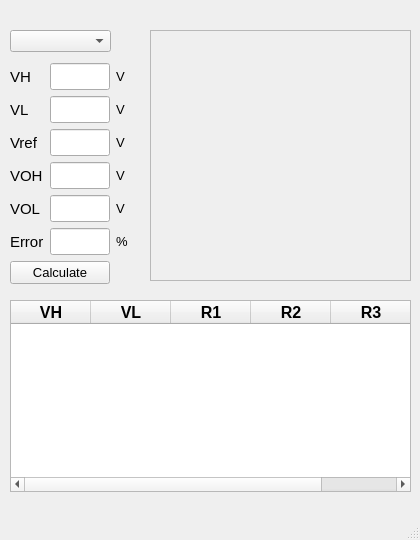
Above: main.ui from MasoudHD/Electron before the change. Below: the same form after it.
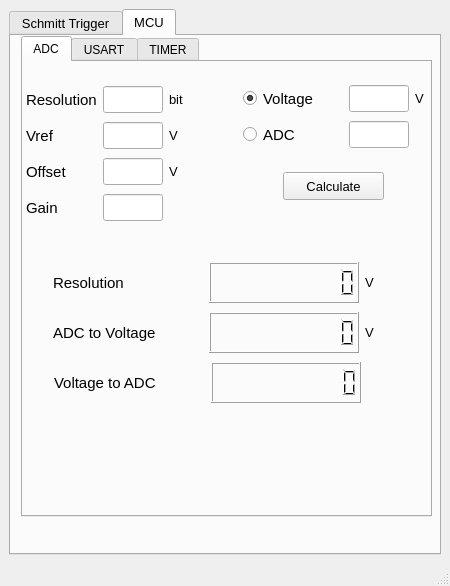
That is the form after the change. The open tabs and pages were chosen to show the change.

Commit message: 20230310-1930 | Add tabs, MCU, and ADC

```diff
--- a/main.ui
+++ b/main.ui
@@ -9,8 +9,8 @@
    <rect>
     <x>0</x>
     <y>0</y>
-    <width>420</width>
-    <height>540</height>
+    <width>450</width>
+    <height>586</height>
    </rect>
   </property>
   <property name="windowTitle">
@@ -20,13 +20,43 @@
    <bool>false</bool>
   </property>
   <widget class="QWidget" name="centralwidget">
+   <layout class="QGridLayout" name="gridLayout_6">
+    <item row="0" column="0">
+     <widget class="QTabWidget" name="tabWidget">
+      <property name="font">
+       <font>
+        <pointsize>10</pointsize>
+       </font>
+      </property>
+      <property name="currentIndex">
+       <number>0</number>
+      </property>
+      <widget class="QWidget" name="tab">
+       <attribute name="title">
+        <string>Schmitt Trigger</string>
+       </attribute>
+       <widget class="QComboBox" name="cbStandards">
+        <property name="geometry">
+         <rect>
+          <x>10</x>
+          <y>10</y>
+          <width>107</width>
+          <height>22</height>
+         </rect>
+        </property>
+        <property name="font">
+         <font>
+          <pointsize>10</pointsize>
+         </font>
+        </property>
+       </widget>
    <widget class="QTableWidget" name="tableWidget">
     <property name="geometry">
      <rect>
       <x>10</x>
-      <y>300</y>
-      <width>401</width>
-      <height>192</height>
+          <y>281</y>
+          <width>411</width>
+          <height>211</height>
      </rect>
     </property>
     <property name="frameShape">
@@ -129,50 +159,19 @@
      </property>
     </column>
    </widget>
-   <widget class="QLabel" name="lblImg">
-    <property name="geometry">
-     <rect>
-      <x>150</x>
-      <y>30</y>
-      <width>261</width>
-      <height>251</height>
-     </rect>
-    </property>
-    <property name="frameShape">
-     <enum>QFrame::StyledPanel</enum>
-    </property>
-    <property name="text">
-     <string/>
-    </property>
-    <property name="scaledContents">
-     <bool>true</bool>
-    </property>
-   </widget>
-   <widget class="QComboBox" name="cbStandards">
-    <property name="geometry">
-     <rect>
-      <x>10</x>
-      <y>30</y>
-      <width>101</width>
-      <height>22</height>
-     </rect>
-    </property>
-    <property name="font">
-     <font>
-      <pointsize>10</pointsize>
-     </font>
-    </property>
-   </widget>
    <widget class="QWidget" name="layoutWidget">
     <property name="geometry">
      <rect>
       <x>10</x>
-      <y>63</y>
+          <y>40</y>
       <width>131</width>
       <height>222</height>
      </rect>
     </property>
     <layout class="QGridLayout" name="gridLayout">
+         <property name="sizeConstraint">
+          <enum>QLayout::SetFixedSize</enum>
+         </property>
      <item row="0" column="0">
       <widget class="QLabel" name="label">
        <property name="maximumSize">
@@ -483,6 +482,644 @@
      </item>
     </layout>
    </widget>
+       <widget class="QLabel" name="lblImg">
+        <property name="geometry">
+         <rect>
+          <x>160</x>
+          <y>10</y>
+          <width>261</width>
+          <height>261</height>
+         </rect>
+        </property>
+        <property name="frameShape">
+         <enum>QFrame::StyledPanel</enum>
+        </property>
+        <property name="text">
+         <string/>
+        </property>
+        <property name="scaledContents">
+         <bool>true</bool>
+        </property>
+        <property name="alignment">
+         <set>Qt::AlignCenter</set>
+        </property>
+       </widget>
+      </widget>
+      <widget class="QWidget" name="tab_2">
+       <attribute name="title">
+        <string>MCU</string>
+       </attribute>
+       <widget class="QTabWidget" name="tabWidget_2">
+        <property name="geometry">
+         <rect>
+          <x>10</x>
+          <y>0</y>
+          <width>411</width>
+          <height>481</height>
+         </rect>
+        </property>
+        <property name="sizePolicy">
+         <sizepolicy hsizetype="Expanding" vsizetype="Expanding">
+          <horstretch>0</horstretch>
+          <verstretch>0</verstretch>
+         </sizepolicy>
+        </property>
+        <property name="font">
+         <font>
+          <pointsize>9</pointsize>
+         </font>
+        </property>
+        <property name="currentIndex">
+         <number>0</number>
+        </property>
+        <widget class="QWidget" name="tab_3">
+         <property name="font">
+          <font>
+           <pointsize>14</pointsize>
+          </font>
+         </property>
+         <attribute name="title">
+          <string>ADC</string>
+         </attribute>
+         <widget class="QPushButton" name="btnAdcCalculate">
+          <property name="geometry">
+           <rect>
+            <x>260</x>
+            <y>110</y>
+            <width>101</width>
+            <height>28</height>
+           </rect>
+          </property>
+          <property name="font">
+           <font>
+            <pointsize>10</pointsize>
+           </font>
+          </property>
+          <property name="contextMenuPolicy">
+           <enum>Qt::DefaultContextMenu</enum>
+          </property>
+          <property name="text">
+           <string>Calculate</string>
+          </property>
+         </widget>
+         <widget class="QWidget" name="">
+          <property name="geometry">
+           <rect>
+            <x>30</x>
+            <y>200</y>
+            <width>321</width>
+            <height>41</height>
+           </rect>
+          </property>
+          <layout class="QGridLayout" name="gridLayout_3">
+           <item row="0" column="0">
+            <widget class="QLabel" name="label_22">
+             <property name="font">
+              <font>
+               <pointsize>11</pointsize>
+              </font>
+             </property>
+             <property name="text">
+              <string>Resolution</string>
+             </property>
+            </widget>
+           </item>
+           <item row="0" column="1">
+            <widget class="QLCDNumber" name="lcdReolution">
+             <property name="lineWidth">
+              <number>1</number>
+             </property>
+             <property name="digitCount">
+              <number>10</number>
+             </property>
+             <property name="segmentStyle">
+              <enum>QLCDNumber::Filled</enum>
+             </property>
+            </widget>
+           </item>
+           <item row="0" column="2">
+            <widget class="QLabel" name="label_25">
+             <property name="sizePolicy">
+              <sizepolicy hsizetype="Fixed" vsizetype="Preferred">
+               <horstretch>0</horstretch>
+               <verstretch>0</verstretch>
+              </sizepolicy>
+             </property>
+             <property name="font">
+              <font>
+               <pointsize>10</pointsize>
+              </font>
+             </property>
+             <property name="text">
+              <string>V</string>
+             </property>
+            </widget>
+           </item>
+          </layout>
+         </widget>
+         <widget class="QWidget" name="">
+          <property name="geometry">
+           <rect>
+            <x>30</x>
+            <y>250</y>
+            <width>321</width>
+            <height>41</height>
+           </rect>
+          </property>
+          <layout class="QGridLayout" name="gridLayout_4">
+           <item row="0" column="0">
+            <widget class="QLabel" name="label_27">
+             <property name="font">
+              <font>
+               <pointsize>11</pointsize>
+              </font>
+             </property>
+             <property name="text">
+              <string>ADC to Voltage</string>
+             </property>
+            </widget>
+           </item>
+           <item row="0" column="1">
+            <widget class="QLCDNumber" name="lcdVoltage">
+             <property name="styleSheet">
+              <string notr="true">QLCDNumber:disabled {
+ color:#010101;
+background-color:#555555;
+}</string>
+             </property>
+             <property name="digitCount">
+              <number>10</number>
+             </property>
+            </widget>
+           </item>
+           <item row="0" column="2">
+            <widget class="QLabel" name="label_26">
+             <property name="sizePolicy">
+              <sizepolicy hsizetype="Fixed" vsizetype="Preferred">
+               <horstretch>0</horstretch>
+               <verstretch>0</verstretch>
+              </sizepolicy>
+             </property>
+             <property name="font">
+              <font>
+               <pointsize>10</pointsize>
+              </font>
+             </property>
+             <property name="text">
+              <string>V</string>
+             </property>
+            </widget>
+           </item>
+          </layout>
+         </widget>
+         <widget class="QWidget" name="">
+          <property name="geometry">
+           <rect>
+            <x>31</x>
+            <y>300</y>
+            <width>321</width>
+            <height>41</height>
+           </rect>
+          </property>
+          <layout class="QGridLayout" name="gridLayout_5">
+           <item row="0" column="0">
+            <widget class="QLabel" name="label_24">
+             <property name="font">
+              <font>
+               <pointsize>11</pointsize>
+              </font>
+             </property>
+             <property name="text">
+              <string>Voltage to ADC</string>
+             </property>
+            </widget>
+           </item>
+           <item row="0" column="1">
+            <widget class="QLCDNumber" name="lcdAdc">
+             <property name="styleSheet">
+              <string notr="true">QLCDNumber:disabled {
+ color:#010101;
+background-color:#555555;
+}</string>
+             </property>
+             <property name="digitCount">
+              <number>10</number>
+             </property>
+            </widget>
+           </item>
+           <item row="0" column="2">
+            <widget class="QLabel" name="label_28">
+             <property name="sizePolicy">
+              <sizepolicy hsizetype="Maximum" vsizetype="Preferred">
+               <horstretch>0</horstretch>
+               <verstretch>0</verstretch>
+              </sizepolicy>
+             </property>
+             <property name="font">
+              <font>
+               <pointsize>10</pointsize>
+              </font>
+             </property>
+             <property name="text">
+              <string>  </string>
+             </property>
+            </widget>
+           </item>
+          </layout>
+         </widget>
+         <widget class="QWidget" name="">
+          <property name="geometry">
+           <rect>
+            <x>3</x>
+            <y>21</y>
+            <width>177</width>
+            <height>143</height>
+           </rect>
+          </property>
+          <layout class="QGridLayout" name="gridLayout_2">
+           <item row="0" column="0">
+            <widget class="QLabel" name="label_13">
+             <property name="enabled">
+              <bool>true</bool>
+             </property>
+             <property name="maximumSize">
+              <size>
+               <width>100</width>
+               <height>16777215</height>
+              </size>
+             </property>
+             <property name="font">
+              <font>
+               <pointsize>11</pointsize>
+              </font>
+             </property>
+             <property name="text">
+              <string>Resolution</string>
+             </property>
+            </widget>
+           </item>
+           <item row="0" column="1">
+            <widget class="QLineEdit" name="etAdcResolution">
+             <property name="sizePolicy">
+              <sizepolicy hsizetype="Preferred" vsizetype="Fixed">
+               <horstretch>0</horstretch>
+               <verstretch>0</verstretch>
+              </sizepolicy>
+             </property>
+             <property name="maximumSize">
+              <size>
+               <width>60</width>
+               <height>16777215</height>
+              </size>
+             </property>
+             <property name="font">
+              <font>
+               <pointsize>12</pointsize>
+              </font>
+             </property>
+             <property name="text">
+              <string/>
+             </property>
+            </widget>
+           </item>
+           <item row="0" column="2">
+            <widget class="QLabel" name="label_14">
+             <property name="font">
+              <font>
+               <pointsize>10</pointsize>
+              </font>
+             </property>
+             <property name="text">
+              <string>bit</string>
+             </property>
+            </widget>
+           </item>
+           <item row="1" column="0">
+            <widget class="QLabel" name="label_15">
+             <property name="enabled">
+              <bool>true</bool>
+             </property>
+             <property name="maximumSize">
+              <size>
+               <width>100</width>
+               <height>16777215</height>
+              </size>
+             </property>
+             <property name="font">
+              <font>
+               <pointsize>11</pointsize>
+              </font>
+             </property>
+             <property name="text">
+              <string>Vref</string>
+             </property>
+            </widget>
+           </item>
+           <item row="1" column="1">
+            <widget class="QLineEdit" name="etAdcVref">
+             <property name="sizePolicy">
+              <sizepolicy hsizetype="Preferred" vsizetype="Fixed">
+               <horstretch>0</horstretch>
+               <verstretch>0</verstretch>
+              </sizepolicy>
+             </property>
+             <property name="maximumSize">
+              <size>
+               <width>60</width>
+               <height>16777215</height>
+              </size>
+             </property>
+             <property name="font">
+              <font>
+               <pointsize>12</pointsize>
+              </font>
+             </property>
+             <property name="text">
+              <string/>
+             </property>
+            </widget>
+           </item>
+           <item row="1" column="2">
+            <widget class="QLabel" name="label_16">
+             <property name="font">
+              <font>
+               <pointsize>10</pointsize>
+              </font>
+             </property>
+             <property name="text">
+              <string>V</string>
+             </property>
+            </widget>
+           </item>
+           <item row="2" column="0">
+            <widget class="QLabel" name="label_17">
+             <property name="enabled">
+              <bool>true</bool>
+             </property>
+             <property name="maximumSize">
+              <size>
+               <width>100</width>
+               <height>16777215</height>
+              </size>
+             </property>
+             <property name="font">
+              <font>
+               <pointsize>11</pointsize>
+              </font>
+             </property>
+             <property name="text">
+              <string>Offset</string>
+             </property>
+            </widget>
+           </item>
+           <item row="2" column="1">
+            <widget class="QLineEdit" name="etAdcOffset">
+             <property name="sizePolicy">
+              <sizepolicy hsizetype="Preferred" vsizetype="Fixed">
+               <horstretch>0</horstretch>
+               <verstretch>0</verstretch>
+              </sizepolicy>
+             </property>
+             <property name="maximumSize">
+              <size>
+               <width>60</width>
+               <height>16777215</height>
+              </size>
+             </property>
+             <property name="font">
+              <font>
+               <pointsize>12</pointsize>
+              </font>
+             </property>
+             <property name="text">
+              <string/>
+             </property>
+            </widget>
+           </item>
+           <item row="2" column="2">
+            <widget class="QLabel" name="label_19">
+             <property name="font">
+              <font>
+               <pointsize>10</pointsize>
+              </font>
+             </property>
+             <property name="text">
+              <string>V</string>
+             </property>
+            </widget>
+           </item>
+           <item row="3" column="0">
+            <widget class="QLabel" name="label_18">
+             <property name="enabled">
+              <bool>true</bool>
+             </property>
+             <property name="maximumSize">
+              <size>
+               <width>100</width>
+               <height>16777215</height>
+              </size>
+             </property>
+             <property name="font">
+              <font>
+               <pointsize>11</pointsize>
+              </font>
+             </property>
+             <property name="text">
+              <string>Gain</string>
+             </property>
+            </widget>
+           </item>
+           <item row="3" column="1">
+            <widget class="QLineEdit" name="etAdcGain">
+             <property name="sizePolicy">
+              <sizepolicy hsizetype="Preferred" vsizetype="Fixed">
+               <horstretch>0</horstretch>
+               <verstretch>0</verstretch>
+              </sizepolicy>
+             </property>
+             <property name="maximumSize">
+              <size>
+               <width>60</width>
+               <height>16777215</height>
+              </size>
+             </property>
+             <property name="font">
+              <font>
+               <pointsize>12</pointsize>
+              </font>
+             </property>
+             <property name="text">
+              <string/>
+             </property>
+            </widget>
+           </item>
+          </layout>
+         </widget>
+         <widget class="QWidget" name="">
+          <property name="geometry">
+           <rect>
+            <x>220</x>
+            <y>20</y>
+            <width>181</width>
+            <height>71</height>
+           </rect>
+          </property>
+          <layout class="QGridLayout" name="gridLayout_7">
+           <item row="0" column="0">
+            <widget class="QRadioButton" name="rbVoltage">
+             <property name="sizePolicy">
+              <sizepolicy hsizetype="Fixed" vsizetype="Fixed">
+               <horstretch>0</horstretch>
+               <verstretch>0</verstretch>
+              </sizepolicy>
+             </property>
+             <property name="text">
+              <string/>
+             </property>
+             <property name="checked">
+              <bool>true</bool>
+             </property>
+            </widget>
+           </item>
+           <item row="1" column="2">
+            <widget class="QLineEdit" name="etAdcAdc">
+             <property name="sizePolicy">
+              <sizepolicy hsizetype="Preferred" vsizetype="Fixed">
+               <horstretch>0</horstretch>
+               <verstretch>0</verstretch>
+              </sizepolicy>
+             </property>
+             <property name="maximumSize">
+              <size>
+               <width>60</width>
+               <height>16777215</height>
+              </size>
+             </property>
+             <property name="font">
+              <font>
+               <pointsize>12</pointsize>
+              </font>
+             </property>
+             <property name="text">
+              <string/>
+             </property>
+            </widget>
+           </item>
+           <item row="0" column="3">
+            <widget class="QLabel" name="label_21">
+             <property name="sizePolicy">
+              <sizepolicy hsizetype="Fixed" vsizetype="Preferred">
+               <horstretch>0</horstretch>
+               <verstretch>0</verstretch>
+              </sizepolicy>
+             </property>
+             <property name="font">
+              <font>
+               <pointsize>10</pointsize>
+              </font>
+             </property>
+             <property name="text">
+              <string>V</string>
+             </property>
+            </widget>
+           </item>
+           <item row="1" column="0">
+            <widget class="QRadioButton" name="rbAdc">
+             <property name="sizePolicy">
+              <sizepolicy hsizetype="Fixed" vsizetype="Fixed">
+               <horstretch>0</horstretch>
+               <verstretch>0</verstretch>
+              </sizepolicy>
+             </property>
+             <property name="text">
+              <string/>
+             </property>
+            </widget>
+           </item>
+           <item row="0" column="1">
+            <widget class="QLabel" name="label_20">
+             <property name="enabled">
+              <bool>true</bool>
+             </property>
+             <property name="maximumSize">
+              <size>
+               <width>100</width>
+               <height>16777215</height>
+              </size>
+             </property>
+             <property name="font">
+              <font>
+               <pointsize>11</pointsize>
+              </font>
+             </property>
+             <property name="text">
+              <string>Voltage</string>
+             </property>
+            </widget>
+           </item>
+           <item row="1" column="1">
+            <widget class="QLabel" name="label_23">
+             <property name="enabled">
+              <bool>true</bool>
+             </property>
+             <property name="maximumSize">
+              <size>
+               <width>100</width>
+               <height>16777215</height>
+              </size>
+             </property>
+             <property name="font">
+              <font>
+               <pointsize>11</pointsize>
+              </font>
+             </property>
+             <property name="text">
+              <string>ADC</string>
+             </property>
+            </widget>
+           </item>
+           <item row="0" column="2">
+            <widget class="QLineEdit" name="etAdcVoltage">
+             <property name="sizePolicy">
+              <sizepolicy hsizetype="Preferred" vsizetype="Fixed">
+               <horstretch>0</horstretch>
+               <verstretch>0</verstretch>
+              </sizepolicy>
+             </property>
+             <property name="maximumSize">
+              <size>
+               <width>60</width>
+               <height>16777215</height>
+              </size>
+             </property>
+             <property name="font">
+              <font>
+               <pointsize>12</pointsize>
+              </font>
+             </property>
+             <property name="text">
+              <string/>
+             </property>
+            </widget>
+           </item>
+          </layout>
+         </widget>
+        </widget>
+        <widget class="QWidget" name="tab_4">
+         <attribute name="title">
+          <string>USART</string>
+         </attribute>
+        </widget>
+        <widget class="QWidget" name="tab_5">
+         <attribute name="title">
+          <string>TIMER</string>
+         </attribute>
+        </widget>
+       </widget>
+      </widget>
+     </widget>
+    </item>
+   </layout>
   </widget>
   <widget class="QMenuBar" name="menubar">
    <property name="geometry">
```
Left out of the diff: 2 changed lines with no effect on the pictures. Lines whose indentation alone changed are shown as unchanged. The commit also changes 3 other files.
